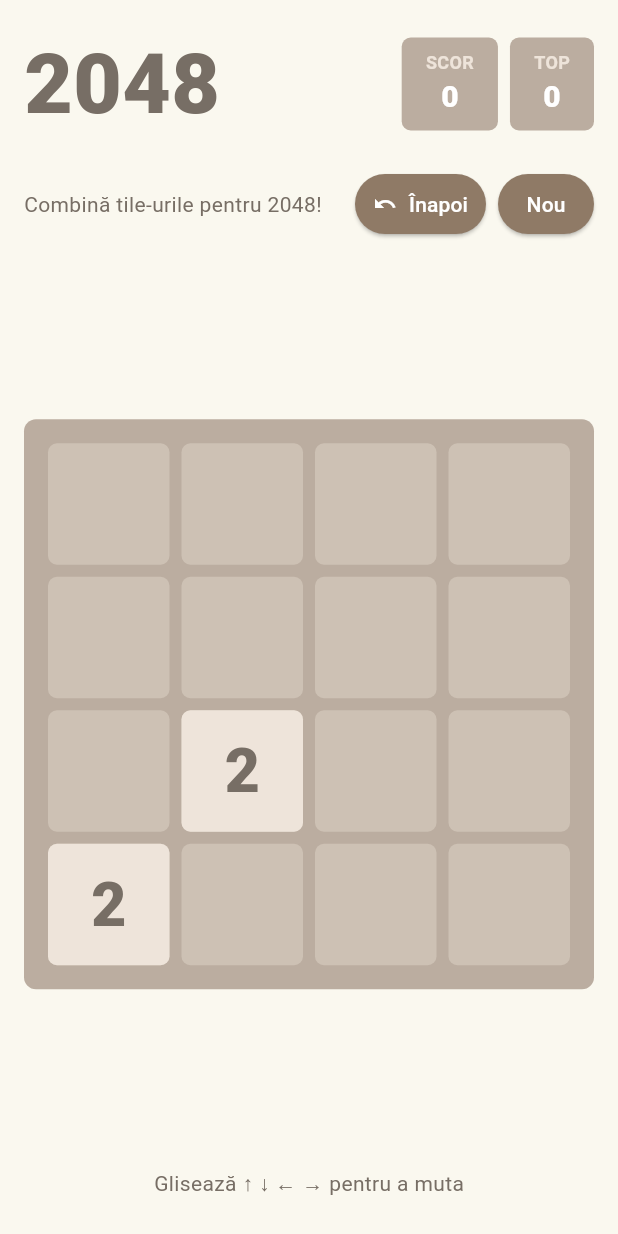
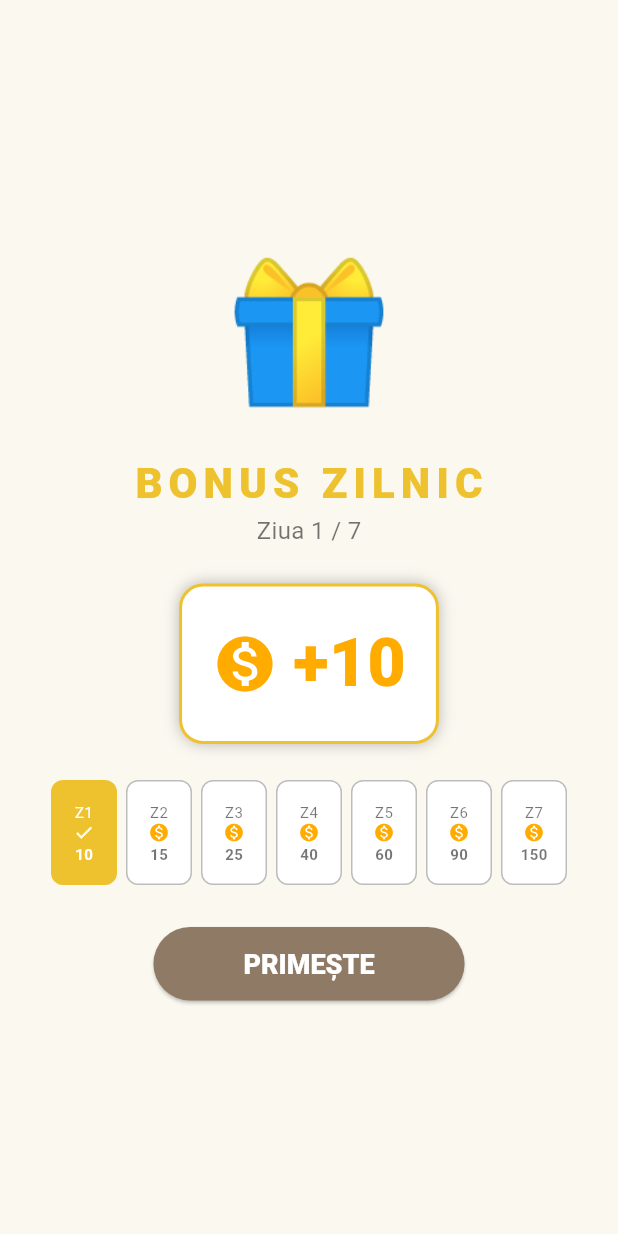
Before and after one commit to summersmilestudio-creator/game-2048, a Flutter app: the screen it shows after launch, on a phone screen of 412 x 824 dp. Run offline on Flutter 3.47's test engine with Material 3 defaults, Android fonts, the light colour scheme and no system bars; our stand-ins replace shared_preferences.

Commit message:
Add start page, daily rewards, settings, fix UI overflow

```diff
--- a/lib/main.dart
+++ b/lib/main.dart
@@ -1,5 +1,5 @@
 import 'package:flutter/material.dart';
-import 'screens/game_screen.dart';
+import 'screens/home_screen.dart';
 
 void main() {
   runApp(const Game2048App());
@@ -18,7 +18,7 @@ class Game2048App extends StatelessWidget {
         scaffoldBackgroundColor: const Color(0xFFFAF8EF),
         colorScheme: ColorScheme.fromSeed(seedColor: const Color(0xFFEDC22E)),
       ),
-      home: const GameScreen(),
+      home: const HomeScreen(),
     );
   }
 }
--- /dev/null
+++ b/lib/screens/daily_reward_screen.dart
@@ -0,0 +1,124 @@
+import 'package:flutter/material.dart';
+import 'package:flutter/services.dart';
+import '../services/rewards_service.dart';
+
+class DailyRewardScreen extends StatefulWidget {
+  final int day;
+  final int reward;
+  const DailyRewardScreen({super.key, required this.day, required this.reward});
+
+  @override
+  State<DailyRewardScreen> createState() => _DailyRewardScreenState();
+}
+
+class _DailyRewardScreenState extends State<DailyRewardScreen>
+    with SingleTickerProviderStateMixin {
+  late AnimationController _ctrl;
+
+  @override
+  void initState() {
+    super.initState();
+    _ctrl = AnimationController(vsync: this, duration: const Duration(milliseconds: 800))..forward();
+    HapticFeedback.heavyImpact();
+  }
+
+  @override
+  void dispose() { _ctrl.dispose(); super.dispose(); }
+
+  @override
+  Widget build(BuildContext context) {
+    return Scaffold(
+      backgroundColor: const Color(0xFFFAF8EF),
+      body: SafeArea(
+        child: Center(
+          child: Padding(
+            padding: const EdgeInsets.all(24),
+            child: Column(
+              mainAxisAlignment: MainAxisAlignment.center,
+              children: [
+                ScaleTransition(
+                  scale: Tween(begin: 0.6, end: 1.0).animate(
+                    CurvedAnimation(parent: _ctrl, curve: Curves.elasticOut),
+                  ),
+                  child: const Text('🎁', style: TextStyle(fontSize: 90)),
+                ),
+                const SizedBox(height: 16),
+                const Text('BONUS ZILNIC',
+                    style: TextStyle(
+                        fontSize: 28, fontWeight: FontWeight.w900,
+                        color: Color(0xFFEDC22E), letterSpacing: 4)),
+                Text('Ziua ${widget.day} / 7',
+                    style: const TextStyle(color: Colors.black54, fontSize: 16)),
+                const SizedBox(height: 24),
+                Container(
+                  padding: const EdgeInsets.all(20),
+                  decoration: BoxDecoration(
+                    color: Colors.white,
+                    borderRadius: BorderRadius.circular(16),
+                    border: Border.all(color: const Color(0xFFEDC22E), width: 2),
+                    boxShadow: const [BoxShadow(color: Colors.black26, blurRadius: 8)],
+                  ),
+                  child: Row(
+                    mainAxisSize: MainAxisSize.min,
+                    children: [
+                      const Icon(Icons.monetization_on, color: Color(0xFFFFAB00), size: 44),
+                      const SizedBox(width: 10),
+                      Text('+${widget.reward}',
+                          style: const TextStyle(
+                              fontSize: 44, fontWeight: FontWeight.w900,
+                              color: Color(0xFFFFAB00))),
+                    ],
+                  ),
+                ),
+                const SizedBox(height: 24),
+                Wrap(
+                  alignment: WrapAlignment.center,
+                  spacing: 6,
+                  runSpacing: 6,
+                  children: List.generate(7, (i) {
+                    final day = i + 1;
+                    final claimed = day <= widget.day;
+                    final isToday = day == widget.day;
+                    return Container(
+                      width: 44, height: 70,
+                      decoration: BoxDecoration(
+                        color: isToday
+                            ? const Color(0xFFEDC22E)
+                            : (claimed ? Colors.green.shade300 : Colors.white),
+                        borderRadius: BorderRadius.circular(8),
+                        border: Border.all(
+                          color: isToday ? const Color(0xFFEDC22E) : Colors.black26,
+                        ),
+                      ),
+                      child: Column(
+                        mainAxisAlignment: MainAxisAlignment.center,
+                        children: [
+                          Text('Z$day', style: TextStyle(color: claimed ? Colors.white : Colors.black54, fontSize: 10)),
+                          if (claimed) const Icon(Icons.check, color: Colors.white, size: 14)
+                          else const Icon(Icons.monetization_on, color: Color(0xFFFFAB00), size: 14),
+                          Text('${RewardsService.dailyRewards[i]}',
+                              style: TextStyle(color: claimed ? Colors.white : Colors.black54, fontSize: 10, fontWeight: FontWeight.w700)),
+                        ],
+                      ),
+                    );
+                  }),
+                ),
+                const SizedBox(height: 28),
+                ElevatedButton(
+                  style: ElevatedButton.styleFrom(
+                    backgroundColor: const Color(0xFF8F7A66),
+                    foregroundColor: Colors.white,
+                    padding: const EdgeInsets.symmetric(horizontal: 60, vertical: 14),
+                    textStyle: const TextStyle(fontSize: 18, fontWeight: FontWeight.w900),
+                  ),
+                  onPressed: () => Navigator.pop(context),
+                  child: const Text('PRIMEȘTE'),
+                ),
+              ],
+            ),
+          ),
+        ),
+      ),
+    );
+  }
+}
--- a/pubspec.yaml
+++ b/pubspec.yaml
@@ -1,7 +1,7 @@
 name: game_2048
 description: "Joc 2048 clasic — slide tile-uri si combina"
 publish_to: 'none'
-version: 1.0.0+1
+version: 1.1.0+5
 
 environment:
   sdk: ^3.11.1
```
Also changed, not shown: lib/screens/home_screen.dart (added, +196 -0 lines), lib/screens/settings_screen.dart (added, +78 -0 lines), lib/services/rewards_service.dart (added, +50 -0 lines).
